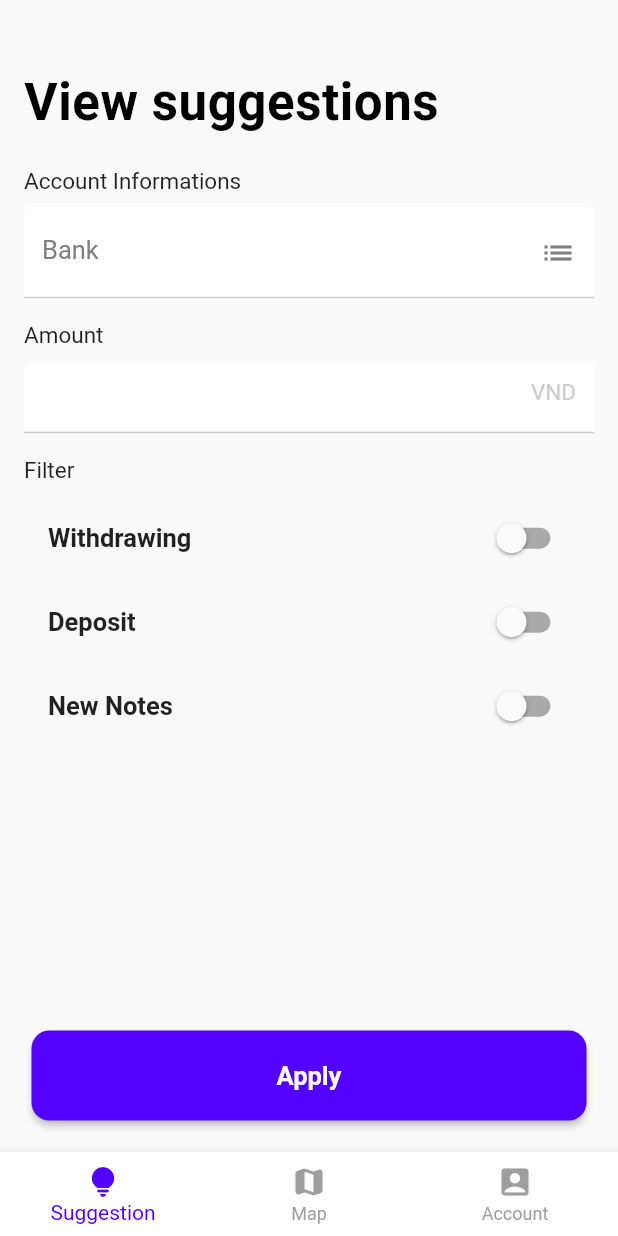
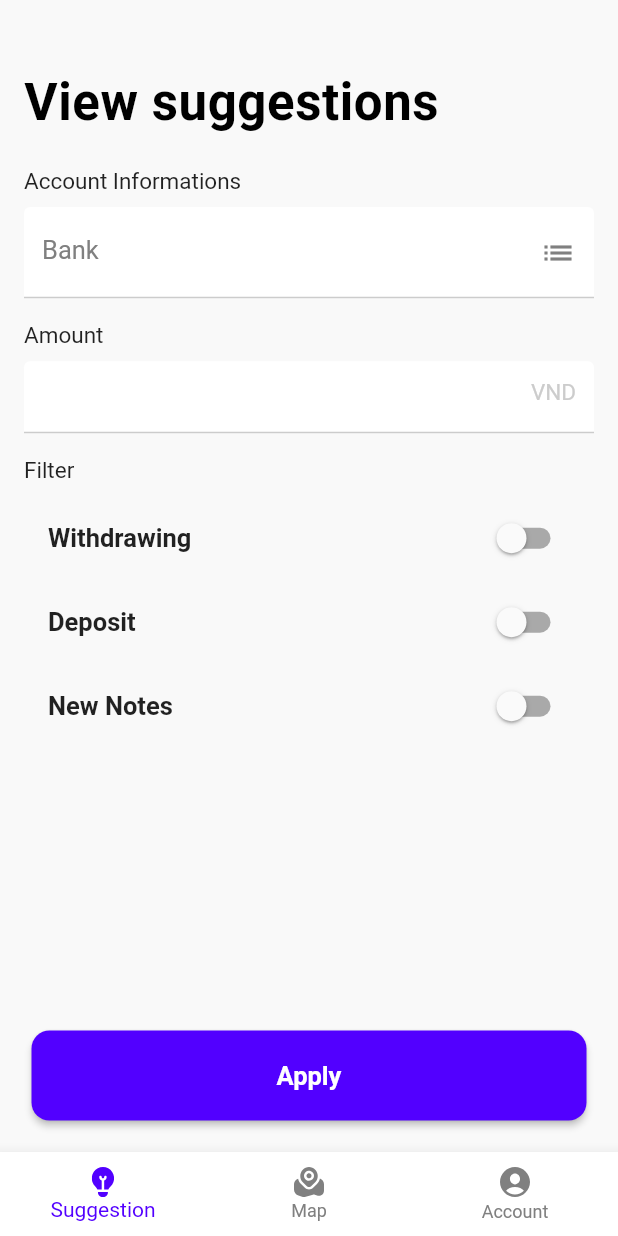
Before and after one commit to NganTrucLe/w-atm, a Flutter app: the screen it shows after launch, on a phone screen of 412 x 824 dp. Run offline on Flutter 3.47's test engine with Material 2 defaults, Android fonts, the phone set to English and light mode, and no system bars; our stand-ins replace flutter_svg, geolocator, google_maps_flutter, smooth_corner; Roboto replaces fonts that are missing (SF Pro Text, SF-Pro-Display).

Commit message:
Update custom icons and create dummy_banks

```diff
--- /dev/null
+++ b/lib/models/bank.dart
@@ -0,0 +1,6 @@
+class Bank {
+  final String name;
+  final String avatarLink;
+
+  const Bank({required this.name, required this.avatarLink});
+}
--- a/lib/screens/tabs_screen.dart
+++ b/lib/screens/tabs_screen.dart
@@ -1,5 +1,6 @@
 import 'package:flutter/material.dart';
-
+import 'package:flutter_svg/flutter_svg.dart';
+import 'package:watm/theme/theme_constants.dart';
 import './account_screen.dart';
 import './map_screen.dart';
 import './suggestion_screen.dart';
@@ -47,23 +48,45 @@ class _TabsScreenState extends State<TabsScreen> {
         items: [
           BottomNavigationBarItem(
             backgroundColor: Colors.white,
-              icon: Icon(Icons.lightbulb_rounded),
+            activeIcon: new SvgPicture.asset(
+              'assets/images/suggestion.svg',
+              color: AppTheme.colors.primary500,
+            ),
+            icon: new SvgPicture.asset(
+              'assets/images/suggestion.svg',
+              color: AppTheme.colors.neutral500,
+            ),
             label: 'Suggestion',
           ),
           BottomNavigationBarItem(
             backgroundColor: Colors.white,
-              icon: Icon(Icons.map_rounded),
+            activeIcon: new SvgPicture.asset(
+              'assets/images/map.svg',
+              color: AppTheme.colors.primary500,
+            ),
+            icon: new SvgPicture.asset(
+              'assets/images/map.svg',
+              color: AppTheme.colors.neutral500,
+            ),
             label: 'Map',
           ),
           BottomNavigationBarItem(
-                icon: Icon(Icons.account_box_rounded),
+              activeIcon: new SvgPicture.asset(
+                'assets/images/account.svg',
+                color: AppTheme.colors.primary500,
+              ),
+              icon: new SvgPicture.asset(
+                'assets/images/account.svg',
+                color: AppTheme.colors.neutral500,
+              ),
               backgroundColor: Colors.white,
               label: 'Account')
         ],
         backgroundColor: Colors.white,
         currentIndex: _selectedPageIndex,
         selectedItemColor: Theme.of(context).primaryColor,
-          unselectedItemColor: Colors.grey),
+        unselectedItemColor: AppTheme.colors.neutral500,
+      ),
     );
   }
 }
--- a/pubspec.yaml
+++ b/pubspec.yaml
@@ -38,6 +38,7 @@ dependencies:
   # The following adds the Cupertino Icons font to your application.
   # Use with the CupertinoIcons class for iOS style icons.
   cupertino_icons: ^1.0.2
+  flutter_svg: ^0.22.0
 
 dev_dependencies:
   flutter_test:
@@ -71,6 +72,9 @@ flutter:
     - assets/images/Standard Chartered Bank.png
     - assets/images/TPbank.png
     - assets/images/VPBank.png
+    - assets/images/suggestion.svg
+    - assets/images/map.svg
+    - assets/images/account.svg
   fonts:
     - family: SF-Pro-Display
       fonts:
```
Also changed, not shown: lib/dummy_bank.dart (added, +20 -0 lines), lib/screens/bank_list_screen.dart (+37 -35 lines), assets/images/account.svg (added), assets/images/map.svg (added), assets/images/suggestion.svg (added), pubspec.lock. Lines whose indentation alone changed are shown as unchanged.
